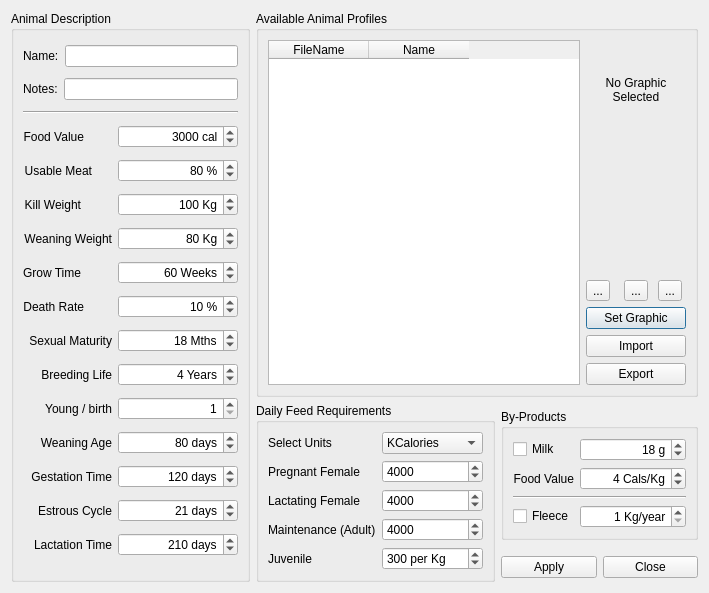
Qt form src/ui/laanimalmanagerbase.ui (arkygeek/landuseanalyst) before a commit.
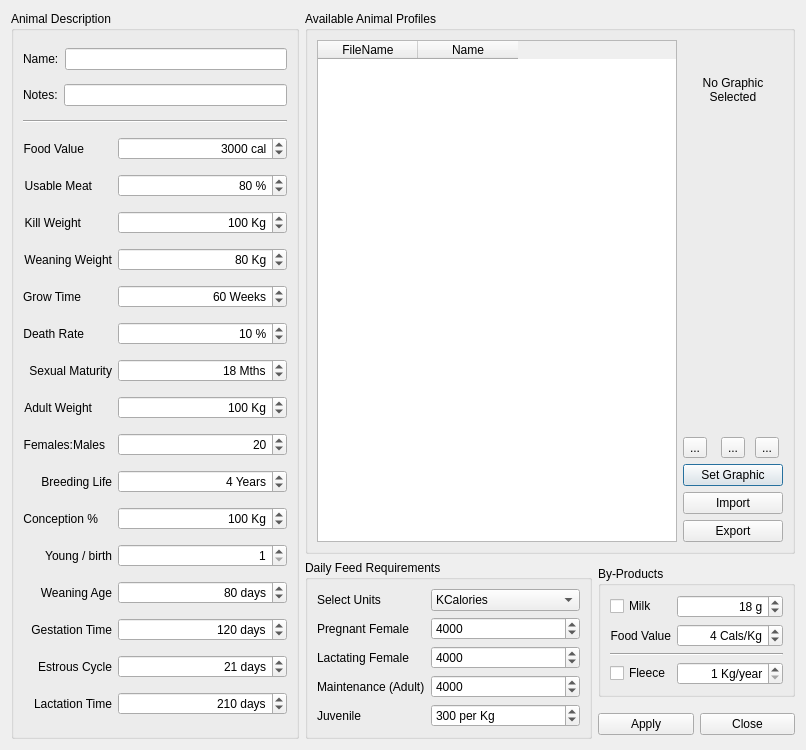
The same form after that commit. Icons and pictures are not drawn.

What changed in the file:
```diff
--- a/src/ui/laanimalmanagerbase.ui
+++ b/src/ui/laanimalmanagerbase.ui
@@ -5,8 +5,8 @@
    <rect>
     <x>0</x>
     <y>0</y>
-    <width>709</width>
-    <height>593</height>
+    <width>806</width>
+    <height>750</height>
    </rect>
   </property>
   <property name="windowTitle" >
@@ -16,7 +16,7 @@
    <iconset resource="../resources/resources.qrc" >
     <normaloff>:/la_icon.png</normaloff>:/la_icon.png</iconset>
   </property>
-  <layout class="QGridLayout" name="gridLayout_4" >
+  <layout class="QGridLayout" >
    <item rowspan="3" row="0" column="0" >
     <widget class="QGroupBox" name="groupBoxAnimalDescription" >
      <property name="sizePolicy" >
@@ -35,9 +35,9 @@
      <property name="title" >
       <string>Animal Description</string>
      </property>
-     <layout class="QGridLayout" name="gridLayout_3" >
+     <layout class="QGridLayout" >
       <item row="0" column="0" colspan="2" >
-       <layout class="QHBoxLayout" name="horizontalLayout" >
+       <layout class="QHBoxLayout" >
         <item>
          <widget class="QLabel" name="label" >
           <property name="text" >
@@ -58,7 +58,7 @@
        </layout>
       </item>
       <item row="1" column="0" colspan="2" >
-       <layout class="QHBoxLayout" name="horizontalLayout_2" >
+       <layout class="QHBoxLayout" >
         <item>
          <widget class="QLabel" name="label_4" >
           <property name="text" >
@@ -451,6 +451,115 @@
        </widget>
       </item>
       <item row="10" column="0" >
+       <widget class="QLabel" name="label_17" >
+        <property name="sizePolicy" >
+         <sizepolicy vsizetype="Preferred" hsizetype="Fixed" >
+          <horstretch>0</horstretch>
+          <verstretch>0</verstretch>
+         </sizepolicy>
+        </property>
+        <property name="text" >
+         <string>Adult Weight</string>
+        </property>
+        <property name="alignment" >
+         <set>Qt::AlignRight|Qt::AlignTrailing|Qt::AlignVCenter</set>
+        </property>
+       </widget>
+      </item>
+      <item row="10" column="1" >
+       <widget class="QSpinBox" name="sbAdultWeight" >
+        <property name="sizePolicy" >
+         <sizepolicy vsizetype="Fixed" hsizetype="Expanding" >
+          <horstretch>0</horstretch>
+          <verstretch>0</verstretch>
+         </sizepolicy>
+        </property>
+        <property name="toolTip" >
+         <string>&lt;html>&lt;head>&lt;meta name="qrichtext" content="1" />&lt;style type="text/css">
+p, li { white-space: pre-wrap; }
+&lt;/style>&lt;/head>&lt;body style=" font-family:'Sans Serif'; font-size:9pt; font-weight:400; font-style:normal; text-decoration:none;">
+&lt;p style=" margin-top:0px; margin-bottom:0px; margin-left:0px; margin-right:0px; -qt-block-indent:0; text-indent:0px;">Average weight of animal (Kg) when slaughtered&lt;/p>&lt;/body>&lt;/html></string>
+        </property>
+        <property name="whatsThis" >
+         <string>&lt;html>&lt;head>&lt;meta name="qrichtext" content="1" />&lt;style type="text/css">
+p, li { white-space: pre-wrap; }
+&lt;/style>&lt;/head>&lt;body style=" font-family:'Sans Serif'; font-size:9pt; font-weight:400; font-style:normal; text-decoration:none;">
+&lt;p style=" margin-top:0px; margin-bottom:0px; margin-left:0px; margin-right:0px; -qt-block-indent:0; text-indent:0px;">Animals can be slaughtered for butchering at any weight, but LandUse Analyst needs to know the average weight of the animals when they are slaughtered. This is their &lt;span style=" font-weight:600;">live weight.&lt;/span>&lt;/p>&lt;/body>&lt;/html></string>
+        </property>
+        <property name="alignment" >
+         <set>Qt::AlignRight</set>
+        </property>
+        <property name="suffix" >
+         <string> Kg</string>
+        </property>
+        <property name="prefix" >
+         <string/>
+        </property>
+        <property name="maximum" >
+         <number>2000</number>
+        </property>
+        <property name="value" >
+         <number>100</number>
+        </property>
+       </widget>
+      </item>
+      <item row="11" column="0" >
+       <widget class="QLabel" name="label_18" >
+        <property name="sizePolicy" >
+         <sizepolicy vsizetype="Preferred" hsizetype="Fixed" >
+          <horstretch>0</horstretch>
+          <verstretch>0</verstretch>
+         </sizepolicy>
+        </property>
+        <property name="text" >
+         <string>Females:Males</string>
+        </property>
+        <property name="alignment" >
+         <set>Qt::AlignRight|Qt::AlignTrailing|Qt::AlignVCenter</set>
+        </property>
+       </widget>
+      </item>
+      <item row="11" column="1" >
+       <widget class="QSpinBox" name="sbFemalesToMales" >
+        <property name="sizePolicy" >
+         <sizepolicy vsizetype="Fixed" hsizetype="Expanding" >
+          <horstretch>0</horstretch>
+          <verstretch>0</verstretch>
+         </sizepolicy>
+        </property>
+        <property name="toolTip" >
+         <string>&lt;html>&lt;head>&lt;meta name="qrichtext" content="1" />&lt;style type="text/css">
+p, li { white-space: pre-wrap; }
+&lt;/style>&lt;/head>&lt;body style=" font-family:'Sans Serif'; font-size:9pt; font-weight:400; font-style:normal; text-decoration:none;">
+&lt;p style=" margin-top:0px; margin-bottom:0px; margin-left:0px; margin-right:0px; -qt-block-indent:0; text-indent:0px;">Average weight of animal (Kg) when slaughtered&lt;/p>&lt;/body>&lt;/html></string>
+        </property>
+        <property name="whatsThis" >
+         <string>&lt;html>&lt;head>&lt;meta name="qrichtext" content="1" />&lt;style type="text/css">
+p, li { white-space: pre-wrap; }
+&lt;/style>&lt;/head>&lt;body style=" font-family:'Sans Serif'; font-size:9pt; font-weight:400; font-style:normal; text-decoration:none;">
+&lt;p style=" margin-top:0px; margin-bottom:0px; margin-left:0px; margin-right:0px; -qt-block-indent:0; text-indent:0px;">Animals can be slaughtered for butchering at any weight, but LandUse Analyst needs to know the average weight of the animals when they are slaughtered. This is their &lt;span style=" font-weight:600;">live weight.&lt;/span>&lt;/p>&lt;/body>&lt;/html></string>
+        </property>
+        <property name="alignment" >
+         <set>Qt::AlignRight</set>
+        </property>
+        <property name="suffix" >
+         <string/>
+        </property>
+        <property name="prefix" >
+         <string/>
+        </property>
+        <property name="minimum" >
+         <number>1</number>
+        </property>
+        <property name="maximum" >
+         <number>2000</number>
+        </property>
+        <property name="value" >
+         <number>20</number>
+        </property>
+       </widget>
+      </item>
+      <item row="12" column="0" >
        <widget class="QLabel" name="label_3" >
         <property name="text" >
          <string>Breeding Life</string>
@@ -460,7 +569,7 @@
         </property>
        </widget>
       </item>
-      <item row="10" column="1" >
+      <item row="12" column="1" >
        <widget class="QSpinBox" name="sbBreedingLife" >
         <property name="sizePolicy" >
          <sizepolicy vsizetype="Fixed" hsizetype="Preferred" >
@@ -500,7 +609,60 @@
         </property>
        </widget>
       </item>
-      <item row="11" column="0" >
+      <item row="13" column="0" >
+       <widget class="QLabel" name="label_19" >
+        <property name="sizePolicy" >
+         <sizepolicy vsizetype="Preferred" hsizetype="Fixed" >
+          <horstretch>0</horstretch>
+          <verstretch>0</verstretch>
+         </sizepolicy>
+        </property>
+        <property name="text" >
+         <string>Conception %</string>
+        </property>
+        <property name="alignment" >
+         <set>Qt::AlignRight|Qt::AlignTrailing|Qt::AlignVCenter</set>
+        </property>
+       </widget>
+      </item>
+      <item row="13" column="1" >
+       <widget class="QSpinBox" name="sbConceptionEfficiency" >
+        <property name="sizePolicy" >
+         <sizepolicy vsizetype="Fixed" hsizetype="Expanding" >
+          <horstretch>0</horstretch>
+          <verstretch>0</verstretch>
+         </sizepolicy>
+        </property>
+        <property name="toolTip" >
+         <string>&lt;html>&lt;head>&lt;meta name="qrichtext" content="1" />&lt;style type="text/css">
+p, li { white-space: pre-wrap; }
+&lt;/style>&lt;/head>&lt;body style=" font-family:'Sans Serif'; font-size:9pt; font-weight:400; font-style:normal; text-decoration:none;">
+&lt;p style=" margin-top:0px; margin-bottom:0px; margin-left:0px; margin-right:0px; -qt-block-indent:0; text-indent:0px;">Average weight of animal (Kg) when slaughtered&lt;/p>&lt;/body>&lt;/html></string>
+        </property>
+        <property name="whatsThis" >
+         <string>&lt;html>&lt;head>&lt;meta name="qrichtext" content="1" />&lt;style type="text/css">
+p, li { white-space: pre-wrap; }
+&lt;/style>&lt;/head>&lt;body style=" font-family:'Sans Serif'; font-size:9pt; font-weight:400; font-style:normal; text-decoration:none;">
+&lt;p style=" margin-top:0px; margin-bottom:0px; margin-left:0px; margin-right:0px; -qt-block-indent:0; text-indent:0px;">Animals can be slaughtered for butchering at any weight, but LandUse Analyst needs to know the average weight of the animals when they are slaughtered. This is their &lt;span style=" font-weight:600;">live weight.&lt;/span>&lt;/p>&lt;/body>&lt;/html></string>
+        </property>
+        <property name="alignment" >
+         <set>Qt::AlignRight</set>
+        </property>
+        <property name="suffix" >
+         <string> Kg</string>
+        </property>
+        <property name="prefix" >
+         <string/>
+        </property>
+        <property name="maximum" >
+         <number>2000</number>
+        </property>
+        <property name="value" >
+         <number>100</number>
+        </property>
+       </widget>
+      </item>
+      <item row="14" column="0" >
        <widget class="QLabel" name="label_5" >
         <property name="text" >
          <string>Young / birth</string>
@@ -510,7 +672,7 @@
         </property>
        </widget>
       </item>
-      <item row="11" column="1" >
+      <item row="14" column="1" >
        <widget class="QSpinBox" name="sbYoungPerBirth" >
         <property name="sizePolicy" >
          <sizepolicy vsizetype="Fixed" hsizetype="Preferred" >
@@ -547,7 +709,7 @@
         </property>
        </widget>
       </item>
-      <item row="12" column="0" >
+      <item row="15" column="0" >
        <widget class="QLabel" name="label_6" >
         <property name="text" >
          <string>Weaning Age</string>
@@ -557,7 +719,7 @@
         </property>
        </widget>
       </item>
-      <item row="12" column="1" >
+      <item row="15" column="1" >
        <widget class="QSpinBox" name="sbWeaningAge" >
         <property name="sizePolicy" >
          <sizepolicy vsizetype="Fixed" hsizetype="Preferred" >
@@ -594,7 +756,7 @@
         </property>
        </widget>
       </item>
-      <item row="13" column="0" >
+      <item row="16" column="0" >
        <widget class="QLabel" name="label_7" >
         <property name="text" >
          <string>Gestation Time</string>
@@ -604,7 +766,7 @@
         </property>
        </widget>
       </item>
-      <item row="13" column="1" >
+      <item row="16" column="1" >
        <widget class="QSpinBox" name="sbGestationTime" >
         <property name="sizePolicy" >
          <sizepolicy vsizetype="Fixed" hsizetype="Preferred" >
@@ -644,7 +806,7 @@
         </property>
        </widget>
       </item>
-      <item row="14" column="0" >
+      <item row="17" column="0" >
        <widget class="QLabel" name="label_8" >
         <property name="text" >
          <string>Estrous Cycle</string>
@@ -654,7 +816,7 @@
         </property>
        </widget>
       </item>
-      <item row="14" column="1" >
+      <item row="17" column="1" >
        <widget class="QSpinBox" name="sbEstrousCycleTime" >
         <property name="sizePolicy" >
          <sizepolicy vsizetype="Fixed" hsizetype="Preferred" >
@@ -691,7 +853,7 @@
         </property>
        </widget>
       </item>
-      <item row="15" column="0" >
+      <item row="18" column="0" >
        <widget class="QLabel" name="label_21" >
         <property name="text" >
          <string>Lactation Time</string>
@@ -701,7 +863,7 @@
         </property>
        </widget>
       </item>
-      <item row="15" column="1" >
+      <item row="18" column="1" >
        <widget class="QSpinBox" name="sbLactationTime" >
         <property name="sizePolicy" >
          <sizepolicy vsizetype="Fixed" hsizetype="Preferred" >
@@ -755,7 +917,7 @@
      <property name="title" >
       <string>Available Animal Profiles</string>
      </property>
-     <layout class="QGridLayout" name="gridLayout_5" >
+     <layout class="QGridLayout" >
       <item rowspan="4" row="0" column="0" >
        <widget class="QTableWidget" name="tblAnimals" >
         <property name="toolTip" >
@@ -794,12 +956,6 @@
       </item>
       <item row="0" column="1" >
        <layout class="QGridLayout" >
-        <property name="margin" >
-         <number>0</number>
-        </property>
-        <property name="spacing" >
-         <number>6</number>
-        </property>
         <item row="2" column="1" >
          <widget class="QToolButton" name="toolCopy" >
           <property name="toolTip" >
@@ -955,9 +1111,9 @@
      <property name="title" >
       <string>Daily Feed Requirements</string>
      </property>
-     <layout class="QGridLayout" name="gridLayout_2" >
+     <layout class="QGridLayout" >
       <item row="0" column="0" >
-       <layout class="QGridLayout" name="gridLayout" >
+       <layout class="QGridLayout" >
         <item row="0" column="0" >
          <widget class="QLabel" name="label_13" >
           <property name="text" >
@@ -1159,7 +1315,7 @@
      <property name="title" >
       <string>By-Products</string>
      </property>
-     <layout class="QGridLayout" name="gridLayout_6" >
+     <layout class="QGridLayout" >
       <item row="0" column="0" >
        <widget class="QCheckBox" name="checkBoxMilk" >
         <property name="layoutDirection" >
```
Left out of the diff: 15 changed lines with no effect on the pictures.
